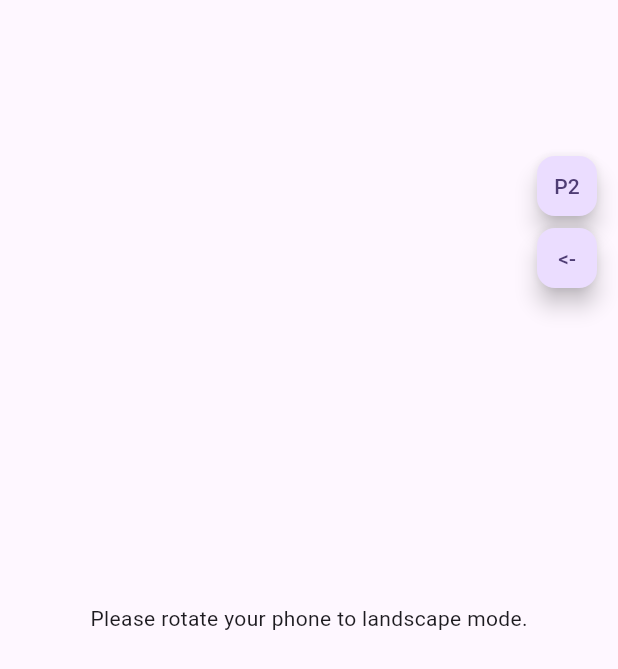
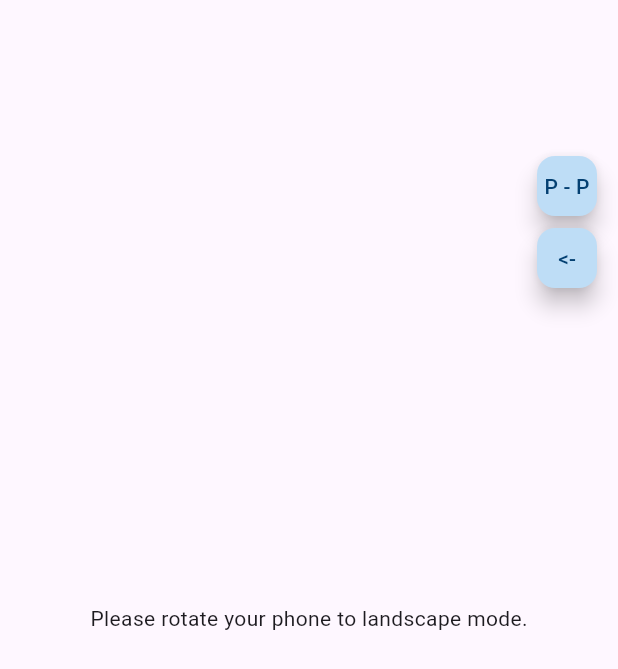
Before and after one commit to millanee/Better-Keyboard, a Flutter app: the screen it shows after launch, on a phone screen of 412 x 824 dp. Shown: the top 669 px of the screen. Run offline on Flutter 3.47's test engine with Material 3 defaults, Android fonts, the phone set to English and light mode, and no system bars.

Commit message:
style: change style to what Mara did

```diff
--- a/mc_keyboard/lib/landscape_keyboard.dart
+++ b/mc_keyboard/lib/landscape_keyboard.dart
@@ -130,21 +130,31 @@ class _LandscapeTypingScreenState extends State<LandscapeTypingScreen> {
             isLandscape
                 ? Column(
                   children: [
-                    // left side: text (innput)
+                    // Left Side: Text Input
                     Expanded(
                       flex: (MediaQuery.sizeOf(context).height * 3 / 4).floor(),
                       child: Padding(
-                        padding: const EdgeInsets.all(16.0),
+                        padding: const EdgeInsets.only(
+                          bottom: 16.0,
+                          top: 30.0,
+                          left: 16.0,
+                          right: 16.0,
+                        ),
                         child: Align(
                           alignment: Alignment.topLeft,
                           child: Text(
                             templateText,
-                            style: const TextStyle(fontSize: 24),
+                            style: const TextStyle(
+                              fontSize: 20,
+                              fontWeight: FontWeight.w600,
+                            ),
                           ),
                         ),
                       ),
                     ),
-                    Divider(height: 1),
+
+                    Divider(height: 1, color: Colors.blue),
+
                     Expanded(
                       flex: (MediaQuery.sizeOf(context).height * 2 / 4).floor(),
                       child: Row(
@@ -154,7 +164,9 @@ class _LandscapeTypingScreenState extends State<LandscapeTypingScreen> {
                             height: MediaQuery.sizeOf(context).width * 0.30,
                             child: buildKeyboard(),
                           ),
-                          const VerticalDivider(width: 10),
+
+                          const VerticalDivider(width: 10, color: Colors.blue),
+
                           // Left bottom -> typed text
                           Expanded(
                             flex: 3,
@@ -163,17 +175,18 @@ class _LandscapeTypingScreenState extends State<LandscapeTypingScreen> {
                                 alignment: Alignment.topLeft,
                                 child: SingleChildScrollView(
                                   reverse: true,
-                                  padding: const EdgeInsets.all(4.0),
+                                  padding: const EdgeInsets.all(16.0),
                                   child: Text(
                                     typedText,
-                                    style: const TextStyle(fontSize: 24),
+                                    style: const TextStyle(
+                                      fontSize: 20,
+                                      color: Color.fromARGB(255, 97, 97, 97),
+                                    ),
                                   ),
                                 ),
                               ),
                             ),
                           ),
-
-                          // Right bottom -> keyboard
                         ],
                       ),
                     ),
@@ -189,6 +202,7 @@ class _LandscapeTypingScreenState extends State<LandscapeTypingScreen> {
                 children: [
                   FloatingActionButton(
                     mini: true,
+                    backgroundColor: const Color.fromARGB(255, 190, 221, 246),
                     onPressed: () {
                       Navigator.push(
                         context,
@@ -197,16 +211,23 @@ class _LandscapeTypingScreenState extends State<LandscapeTypingScreen> {
                         ),
                       );
                     },
-                    child: const Text("P2"),
+                    child: const Text(
+                      "P - P",
+                      style: TextStyle(color: Color.fromARGB(255, 4, 64, 114)),
+                    ),
                   ),
                   FloatingActionButton(
                     mini: true,
+                    backgroundColor: const Color.fromARGB(255, 190, 221, 246),
                     onPressed: () {
                       setState(() {
                         isLeft = false;
                       });
                     },
-                    child: Text('->'),
+                    child: const Text(
+                      "->",
+                      style: TextStyle(color: Color.fromARGB(255, 4, 64, 114)),
+                    ),
                   ),
                 ],
               ),
@@ -225,17 +246,27 @@ class _LandscapeTypingScreenState extends State<LandscapeTypingScreen> {
                     Expanded(
                       flex: (MediaQuery.sizeOf(context).height * 3 / 4).floor(),
                       child: Padding(
-                        padding: const EdgeInsets.all(16.0),
+                        padding: const EdgeInsets.only(
+                          bottom: 16.0,
+                          top: 30.0,
+                          left: 16.0,
+                          right: 16.0,
+                        ),
                         child: Align(
                           alignment: Alignment.topLeft,
                           child: Text(
                             templateText,
-                            style: const TextStyle(fontSize: 24),
+                            style: const TextStyle(
+                              fontSize: 20,
+                              fontWeight: FontWeight.w600,
+                            ),
                           ),
                         ),
                       ),
                     ),
-                    Divider(height: 1),
+
+                    Divider(height: 1, color: Colors.blue),
+
                     Expanded(
                       flex: (MediaQuery.sizeOf(context).height * 2 / 4).floor(),
                       child: Row(
@@ -248,16 +279,21 @@ class _LandscapeTypingScreenState extends State<LandscapeTypingScreen> {
                                 alignment: Alignment.topLeft,
                                 child: SingleChildScrollView(
                                   reverse: true,
-                                  padding: const EdgeInsets.all(4.0),
+                                  padding: const EdgeInsets.all(16.0),
                                   child: Text(
                                     typedText,
-                                    style: const TextStyle(fontSize: 24),
+                                    style: const TextStyle(
+                                      fontSize: 20,
+                                      color: Color.fromARGB(255, 97, 97, 97),
+                                    ),
                                   ),
                                 ),
                               ),
                             ),
                           ),
-                          const VerticalDivider(width: 10),
+
+                          const VerticalDivider(width: 10, color: Colors.blue),
+
                           // Right bottom -> keyboard
                           SizedBox(
                             width: 0.8 * MediaQuery.sizeOf(context).height,
@@ -279,6 +315,7 @@ class _LandscapeTypingScreenState extends State<LandscapeTypingScreen> {
                 children: [
                   FloatingActionButton(
                     mini: true,
+                    backgroundColor: const Color.fromARGB(255, 190, 221, 246),
                     onPressed: () {
                       Navigator.push(
                         context,
@@ -287,16 +324,23 @@ class _LandscapeTypingScreenState extends State<LandscapeTypingScreen> {
                         ),
                       );
                     },
-                    child: const Text("P2"),
+                    child: const Text(
+                      "P - P",
+                      style: TextStyle(color: Color.fromARGB(255, 4, 64, 114)),
+                    ),
                   ),
                   FloatingActionButton(
                     mini: true,
+                    backgroundColor: const Color.fromARGB(255, 190, 221, 246),
                     onPressed: () {
                       setState(() {
                         isLeft = true;
                       });
                     },
-                    child: const Text("<-"),
+                    child: const Text(
+                      "<-",
+                      style: TextStyle(color: Color.fromARGB(255, 4, 64, 114)),
+                    ),
                   ),
                 ],
               ),
```
